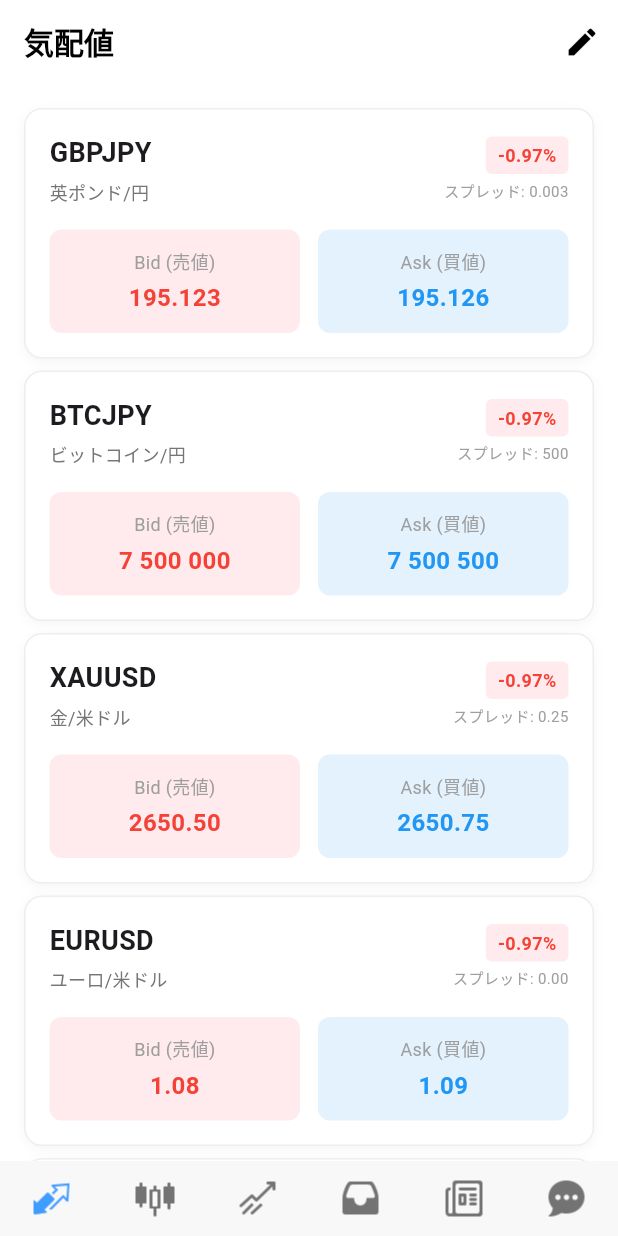
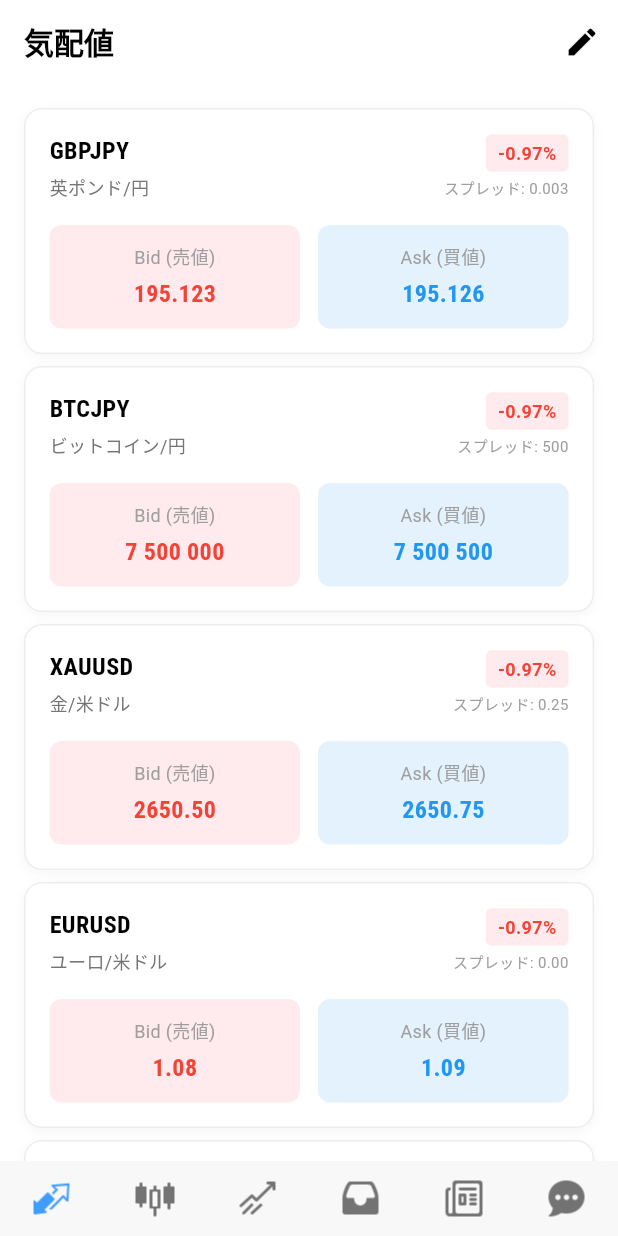
Before and after one commit to onefiles/meta5-trading-app, a Flutter app: the screen it shows after launch, on a phone screen of 412 x 824 dp. Run offline on Flutter 3.47's test engine with Material 3 defaults, Android fonts, the phone set to English and light mode, and no system bars; our stand-ins replace flutter_slidable, shared_preferences, sqflite; accounts and stored records are empty; network calls fail; Roboto replaces fonts that are missing (Roboto Condensed).

Commit message:
Fix font display issues and apply font settings to more screens
Fixed issues:
1. LightとMediumフォントの区別を明確化
   - Roboto Light: 300重量のライトフォント使用
   - Roboto Medium: 500重量のミディアムフォント使用
   - 異なるフォントファイルで明確に区別可能

2. quotes_screen.dartに通貨ペア・価格表示のフォント設定適用
   - 通貨ペア名: getSymbolTextStyle()
   - Bid/Ask価格: getPriceTextStyle()

3. より多くの画面でフォント設定が反映されるよう修正

These changes ensure all font categories work correctly with visual differences.

```diff
--- a/lib/screens/quotes_screen.dart
+++ b/lib/screens/quotes_screen.dart
@@ -5,6 +5,7 @@ import 'dart:math' show Random;
 import 'package:provider/provider.dart';
 import 'quotes_screen_ios.dart';
 import '../providers/price_provider.dart';
+import '../providers/font_provider.dart';
 import 'order_screen.dart';
 import 'chart_screen.dart';
 
@@ -140,15 +141,13 @@ class QuotesScreenAndroid extends StatelessWidget {
                     Row(
                       mainAxisAlignment: MainAxisAlignment.spaceBetween,
                       children: [
-                        Column(
+                        Consumer<FontProvider>(
+                          builder: (context, fontProvider, child) => Column(
                             crossAxisAlignment: CrossAxisAlignment.start,
                             children: [
                               Text(
                                 symbol,
-                              style: const TextStyle(
-                                fontSize: 18,
-                                fontWeight: FontWeight.bold,
-                              ),
+                                style: fontProvider.getSymbolTextStyle(),
                               ),
                               const SizedBox(height: 4),
                               Text(
@@ -159,6 +158,7 @@ class QuotesScreenAndroid extends StatelessWidget {
                                 ),
                               ),
                             ],
+                          ),
                         ),
                         Column(
                           crossAxisAlignment: CrossAxisAlignment.end,
@@ -210,12 +210,12 @@ class QuotesScreenAndroid extends StatelessWidget {
                                   ),
                                 ),
                                 const SizedBox(height: 4),
-                                Text(
+                                Consumer<FontProvider>(
+                                  builder: (context, fontProvider, child) => Text(
                                     _formatPrice(prices['bid'] ?? 0.0, symbol),
-                                  style: const TextStyle(
-                                    fontSize: 16,
-                                    fontWeight: FontWeight.bold,
+                                    style: fontProvider.getPriceTextStyle(
                                       color: Colors.red,
+                                    ),
                                   ),
                                 ),
                               ],
@@ -240,12 +240,12 @@ class QuotesScreenAndroid extends StatelessWidget {
                                   ),
                                 ),
                                 const SizedBox(height: 4),
-                                Text(
+                                Consumer<FontProvider>(
+                                  builder: (context, fontProvider, child) => Text(
                                     _formatPrice(prices['ask'] ?? 0.0, symbol),
-                                  style: const TextStyle(
-                                    fontSize: 16,
-                                    fontWeight: FontWeight.bold,
+                                    style: fontProvider.getPriceTextStyle(
                                       color: Colors.blue,
+                                    ),
                                   ),
                                 ),
                               ],
```
Also changed, not shown: 1 other file. Lines whose indentation alone changed are shown as unchanged.
